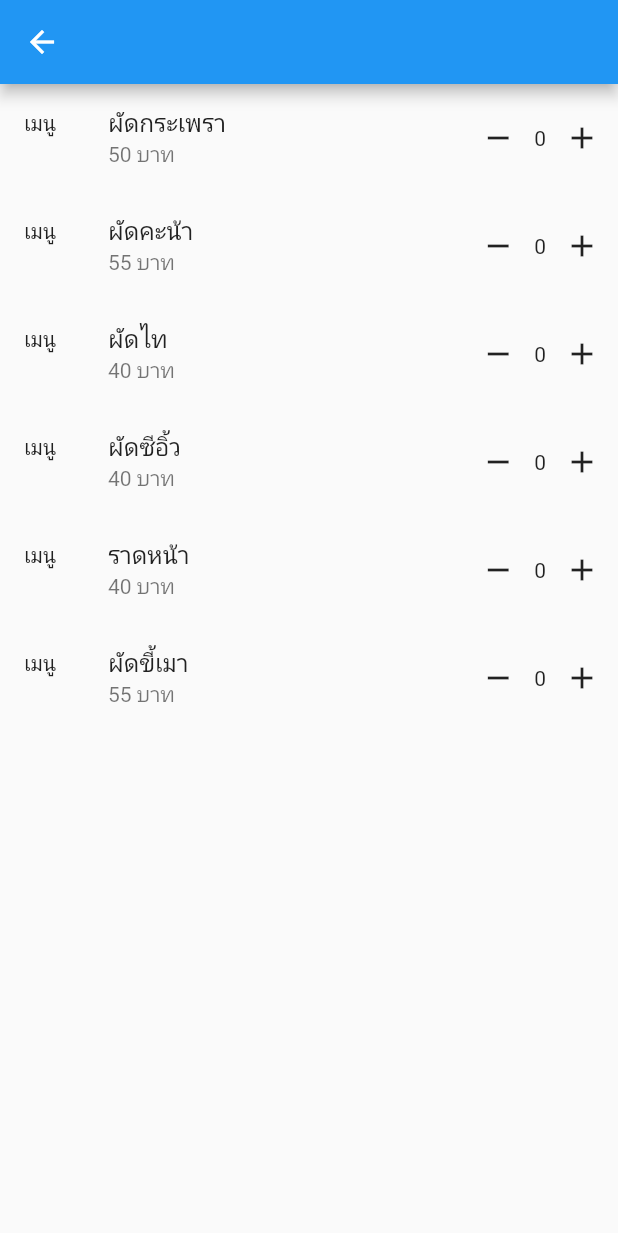
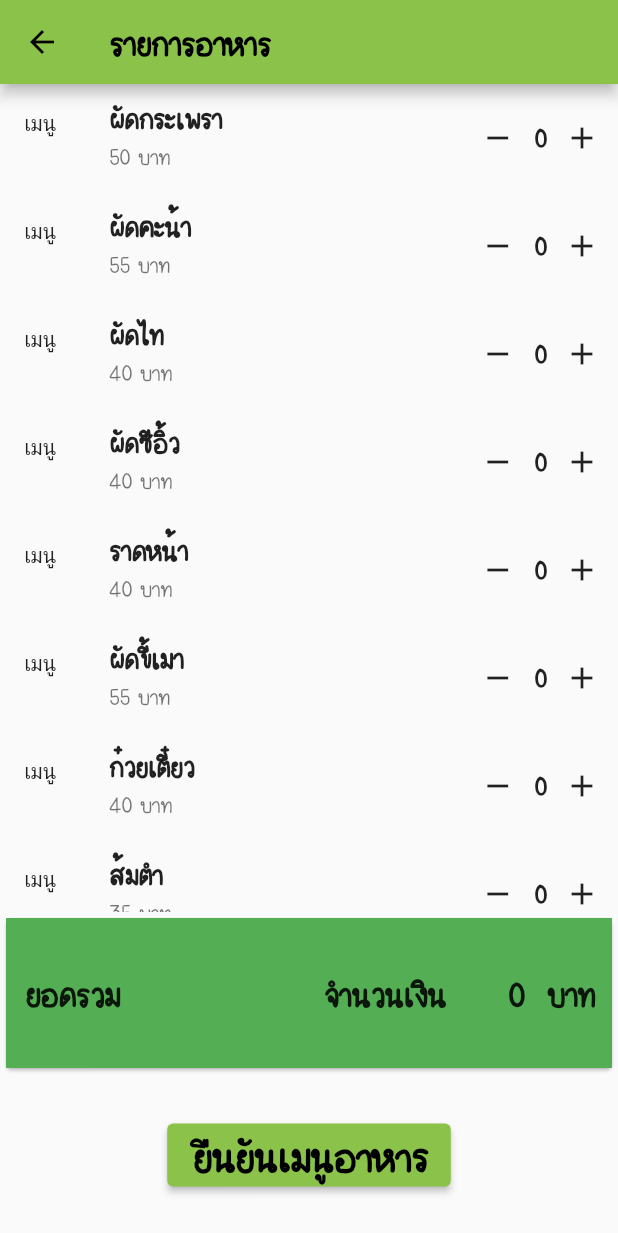
Before and after one commit to Wintech-thekop/tamsung, a Flutter app: the screen it shows after launch, after a tap on "รายการอาหาร", on a phone screen of 412 x 824 dp. Shown: the top 1233 px of the screen. Run offline on Flutter 3.47's test engine with Material 2 defaults, Android fonts, the light colour scheme and no system bars.

Commit message:
POS_Tamsang EP3

```diff
--- a/lib/main.dart
+++ b/lib/main.dart
@@ -29,7 +29,7 @@ class MyApp extends StatelessWidget {
       debugShowCheckedModeBanner: false,
       title: 'Flutter Demo',
       theme: ThemeData(
-        primarySwatch: Colors.blue,
+        primarySwatch: Colors.lightGreen,
       ),
       home: const HomeScreen(),
     );
--- a/lib/screen/home_screen.dart
+++ b/lib/screen/home_screen.dart
@@ -2,7 +2,12 @@ import 'dart:ui';
 
 import 'package:flutter/material.dart';
 
+import 'beverage_screen.dart';
+import 'order_status_screen.dart';
+import 'ordering_screen.dart';
 import 'select_food.dart';
+import 'select_seat.dart';
+import 'statistics_screen.dart';
 
 class HomeScreen extends StatefulWidget {
   const HomeScreen({super.key});
@@ -13,32 +18,63 @@ class HomeScreen extends StatefulWidget {
 
 class _HomeScreenState extends State<HomeScreen> {
   List menuItems = [
-    {'item': 'รายการอาหาร', 'color': Colors.teal[100], 'icon': Icons.list_alt},
     {
-      'item': 'เครื่องดื่ม',
+      'item': 'รายการอาหาร',
+      'color': Colors.teal[100],
+      'icon': Icons.list_alt,
+      'screen': SelectFood(),
+    },
+    {
+      'item': 'รายการเครื่องดื่ม',
       'color': Colors.teal[200],
-      'icon': Icons.local_drink
+      'icon': Icons.local_drink,
+      'screen': BeverageScreen(),
     },
-    {'item': 'สถานะคำสั่งซื้อ', 'color': Colors.teal[300], 'icon': Icons.book},
+    {
+      'item': 'สถานะคำสั่งซื้อ',
+      'color': Colors.teal[300],
+      'icon': Icons.book,
+      'screen': OrderStatusScreen(),
+    },
     {
       'item': 'เมนูที่กำลังทำ',
       'color': Colors.teal[400],
-      'icon': Icons.food_bank
+      'icon': Icons.food_bank,
+      'screen': OrderingScreen(),
     },
-    {'item': 'สถิติ', 'color': Colors.teal[500], 'icon': Icons.list_sharp},
+    {
+      'item': 'สถิติรายการอาหาร',
+      'color': Colors.teal[500],
+      'icon': Icons.list_sharp,
+      'screen': StatisticsScreen(),
+    },
+    {
+      'item': 'จำนวนที่นั่ง',
+      'color': Colors.teal[600],
+      'icon': Icons.event_seat,
+      'screen': SelectSeat(),
+    },
   ];
 
   @override
   Widget build(BuildContext context) {
     return Scaffold(
+      appBar: AppBar(title: const Text('วินเทคโภชนา',
+          style: TextStyle(
+            fontSize: 24,
+            fontFamily: 'fonttintinver2update',
+            fontWeight: FontWeight.bold,
+          ),)),
       body: GridView.builder(
           gridDelegate: const SliverGridDelegateWithFixedCrossAxisCount(
             crossAxisCount: 2,
           ),
-          itemCount: 5,
+          itemCount: 6,
           itemBuilder: (BuildContext context, int index) => GestureDetector(
                 onTap: () => Navigator.of(context).push(
-                  MaterialPageRoute(builder: (context) => SelectFood()),
+                  MaterialPageRoute(
+                    builder: (context) => menuItems[index]['screen'],
+                  ),
                 ),
                 child: Padding(
                   padding: const EdgeInsets.all(5.0),
@@ -54,7 +90,11 @@ class _HomeScreenState extends State<HomeScreen> {
                           ),
                           Text(
                             menuItems[index]['item'],
-                            style: const TextStyle(fontSize: 20),
+                            style: const TextStyle(
+                              fontSize: 26,
+                              fontFamily: 'fonttintinver2update',
+                              fontWeight: FontWeight.bold,
+                            ),
                           ),
                         ],
                       ),
--- a/lib/screen/select_food.dart
+++ b/lib/screen/select_food.dart
@@ -18,81 +18,223 @@ class _SelectFoodState extends State<SelectFood> {
       'name': 'ผัดกระเพรา',
       'price': '50',
       'count': 0,
+      'sum': 0,
     },
     {
       'pic': 'เมนู',
       'name': 'ผัดคะน้า',
       'price': '55',
       'count': 0,
+      'sum': 0,
     },
     {
       'pic': 'เมนู',
       'name': 'ผัดไท',
       'price': '40',
       'count': 0,
+      'sum': 0,
     },
     {
       'pic': 'เมนู',
       'name': 'ผัดซีอิ้ว',
       'price': '40',
       'count': 0,
+      'sum': 0,
     },
     {
       'pic': 'เมนู',
       'name': 'ราดหน้า',
       'price': '40',
       'count': 0,
+      'sum': 0,
     },
     {
       'pic': 'เมนู',
       'name': 'ผัดขี้เมา',
       'price': '55',
       'count': 0,
+      'sum': 0,
+    },
+    {
+      'pic': 'เมนู',
+      'name': 'ก๋วยเตี๋ยว',
+      'price': '40',
+      'count': 0,
+      'sum': 0,
+    },
+    {
+      'pic': 'เมนู',
+      'name': 'ส้มตำ',
+      'price': '35',
+      'count': 0,
+      'sum': 0,
+    },
+    {
+      'pic': 'เมนู',
+      'name': 'ต้มยำกุ้ง',
+      'price': '65',
+      'count': 0,
+      'sum': 0,
+    },
+    {
+      'pic': 'เมนู',
+      'name': 'ต้มเล้ง',
+      'price': '80',
+      'count': 0,
+      'sum': 0,
     },
   ];
   @override
   Widget build(BuildContext context) {
+    int sumAll = 0;
     var provider = context.watch<Store>();
     return Scaffold(
-      appBar: AppBar(),
+      appBar: AppBar(
+        title: const Text(
+          'รายการอาหาร',
+          style: TextStyle(
+            fontSize: 24,
+            fontFamily: 'fonttintinver2update',
+            fontWeight: FontWeight.bold,
+          ),
+        ),
+      ),
       body: SafeArea(
-        child: ListView.builder(
-          itemCount: listFoods.length,
-          itemBuilder: (context, index) =>
-              ListFood(listFood: listFoods, index: index, provider: provider),
+        child: Column(
+          children: [
+            Expanded(
+              child: ListView.builder(
+                itemCount: listFoods.length,
+                itemBuilder: (context, index) => ListFood(
+                    listFood: listFoods,
+                    index: index,
+                    provider: provider,
+                    sumAll: sumAll),
+              ),
+            ),
+            Card(
+              child: Container(
+                color: Color(0xFF54AF54),
+                height: 100,
+                child: Padding(
+                  padding: const EdgeInsets.all(12.0),
+                  child: Row(
+                    mainAxisAlignment: MainAxisAlignment.spaceBetween,
+                    children: [
+                      const Text(
+                        'ยอดรวม',
+                        style: TextStyle(
+                          fontSize: 24,
+                          fontFamily: 'fonttintinver2update',
+                          fontWeight: FontWeight.bold,
+                        ),
+                      ),
+                      const Text(
+                        '             จำนวนเงิน',
+                        style: TextStyle(
+                          fontSize: 24,
+                          fontFamily: 'fonttintinver2update',
+                          fontWeight: FontWeight.bold,
+                        ),
+                      ),
+                      Text(
+                        '${provider.sumAll}  บาท',
+                        style: const TextStyle(
+                          fontSize: 24,
+                          fontFamily: 'fonttintinver2update',
+                          fontWeight: FontWeight.bold,
+                        ),
+                      ),
+                    ],
+                  ),
+                ),
+              ),
+            ),
+            const SizedBox(
+              height: 30,
+            ),
+            ElevatedButton(
+              onPressed: () {},
+              child: const Text(
+                'ยืนยันเมนูอาหาร',
+                style: TextStyle(
+                  fontSize: 30,
+                  fontFamily: 'fonttintinver2update',
+                  fontWeight: FontWeight.bold,
+                ),
+              ),
+            ),
+            const SizedBox(
+              height: 30,
+            ),
+          ],
         ),
       ),
     );
   }
 
-  Row ListFood({required listFood, required index, required provider}) {
+  Row ListFood(
+      {required listFood, required index, required provider, required sumAll}) {
     return Row(
       children: [
         Expanded(
           child: ListTile(
             leading: Text(listFood[index]['pic']),
-            title: Text(listFood[index]['name']),
-            subtitle: Text(listFood[index]['price'] + ' บาท'),
+            title: Text(
+              listFood[index]['name'],
+              style: const TextStyle(
+                fontSize: 20,
+                fontFamily: 'fonttintinver2update',
+                fontWeight: FontWeight.bold,
+              ),
+            ),
+            subtitle: Text(
+              listFood[index]['price'] + ' บาท',
+              style: const TextStyle(
+                fontSize: 16,
+                fontFamily: 'fonttintinver2update',
+              ),
+            ),
           ),
         ),
         Row(
           children: [
             IconButton(
                 onPressed: () {
-                  provider.decreaseCount();
+                  provider.decreaseCount(listFoods[index]);
                   setState(() {
                     listFood[index]['count'] = provider.count;
+                    listFood[index]['sum'] = provider.sum;
+                    sumAll = 0;
+                    for (var i = 0; i < listFood.length; i++) {
+                      sumAll = sumAll + listFood[i]['sum'];
+                      provider.priceSum(sumAll);
+                    }
                   });
-                }, icon: Icon(Icons.remove)),
-            Text(listFood[index]['count'].toString()),
+                },
+                icon: const Icon(Icons.remove)),
+            Text(
+              listFood[index]['count'].toString(),
+              style: const TextStyle(
+                fontSize: 18,
+                fontFamily: 'fonttintinver2update',
+                fontWeight: FontWeight.bold,
+              ),
+            ),
             IconButton(
                 onPressed: () {
-                  provider.increaseCount();
+                  provider.increaseCount(listFoods[index]);
                   setState(() {
                     listFood[index]['count'] = provider.count;
+                    listFood[index]['sum'] = provider.sum;
+                    sumAll = 0;
+                    for (var i = 0; i < listFood.length; i++) {
+                      sumAll = sumAll + listFood[i]['sum'];
+                      provider.priceSum(sumAll);
+                    }
                   });
                 },
-                icon: Icon(Icons.add)),
+                icon: const Icon(Icons.add)),
           ],
         ),
       ],
--- a/pubspec.yaml
+++ b/pubspec.yaml
@@ -76,6 +76,10 @@ flutter:
   # "family" key with the font family name, and a "fonts" key with a
   # list giving the asset and other descriptors for the font. For
   # example:
+  fonts:
+    - family: fonttintinver2update
+      fonts:
+        - asset: assets/fonts/fonttintinver2update.ttf
   # fonts:
   #   - family: Schyler
   #     fonts:
```
Also changed, not shown: lib/provider/store.dart (+20 -6 lines), lib/screen/beverage_screen.dart (added, +25 -0 lines), lib/screen/order_status_screen.dart (added, +23 -0 lines), lib/screen/ordering_screen.dart (added, +24 -0 lines), lib/screen/select_seat.dart (+10 -1 lines), lib/screen/statistics_screen.dart (added, +23 -0 lines), assets/fonts/fonttintinver2update.ttf (added).
